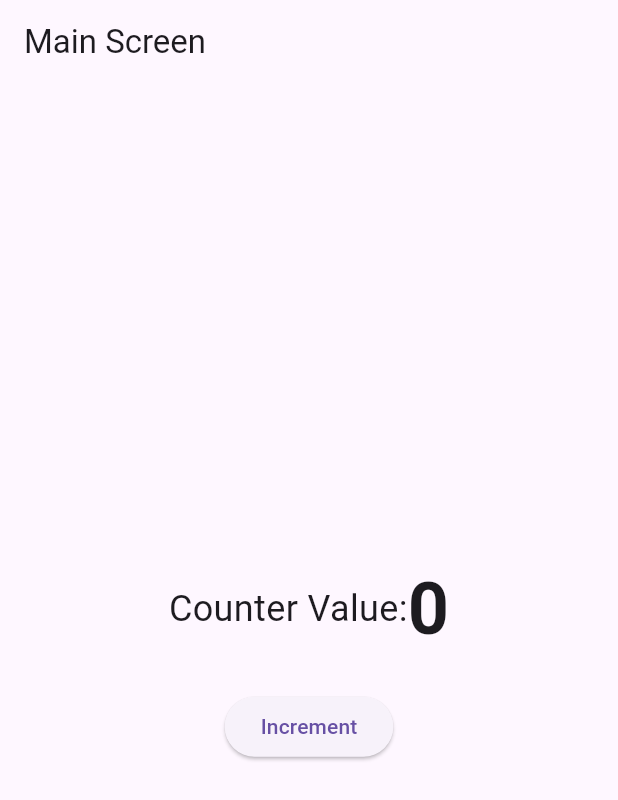
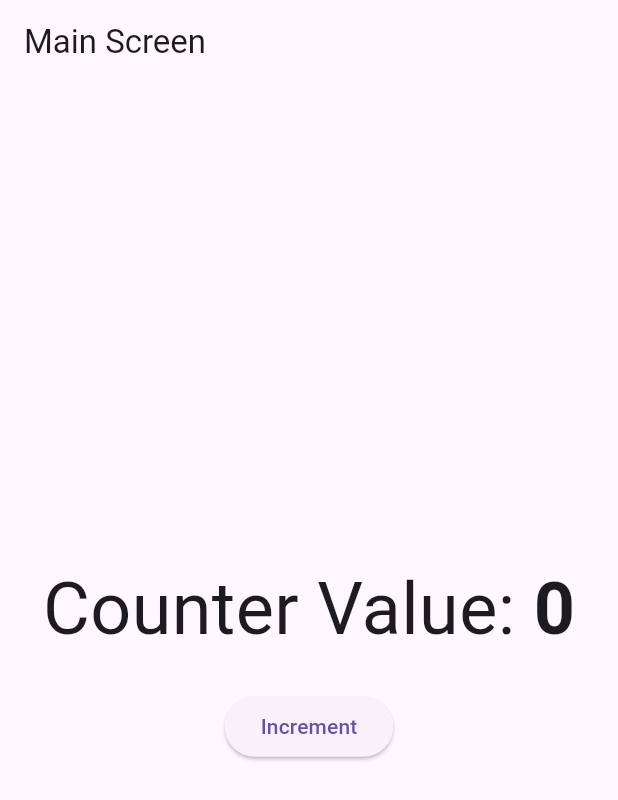
Before and after one commit to technopradyumn/flutter_assignment, a Flutter app: the MainScreen screen opened directly, on a phone screen of 412 x 824 dp. Shown: the top 800 px of the screen. Run offline on Flutter 3.47's test engine with Material 3 defaults, Android fonts, the phone set to English and light mode, and no system bars; our stand-ins replace cloud_firestore, firebase_auth, firebase_core; accounts and stored records are empty.

Commit message:
README.md FILE UPDATED

```diff
--- a/lib/main_screen.dart
+++ b/lib/main_screen.dart
@@ -58,7 +58,7 @@ class _MainScreenState extends State<MainScreen> {
               Row(
                   mainAxisAlignment: MainAxisAlignment.center,
                   children: [
-                    Text('Counter Value:', style: TextStyle(fontSize: 24)),
+                    Text('Counter Value: ', style: TextStyle(fontSize: 48)),
                     Text('$counter', style: const TextStyle(
                         fontSize: 48, fontWeight: FontWeight.bold)),
                   ],
```
Also changed, not shown: 1 other file.
